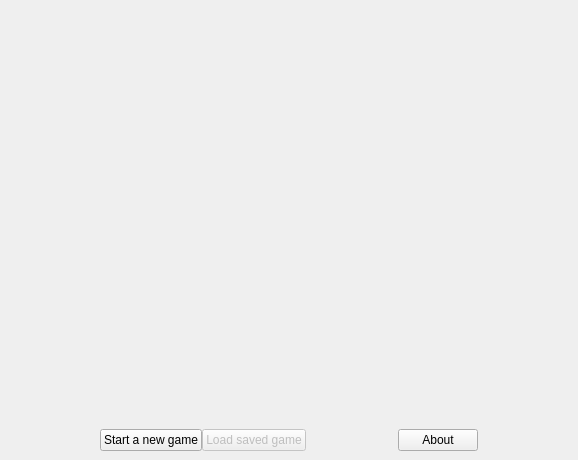
The window that welcome.ui (damdorsz/Chinczyk---LudoGame) describes before a commit, drawn with Qt 5.
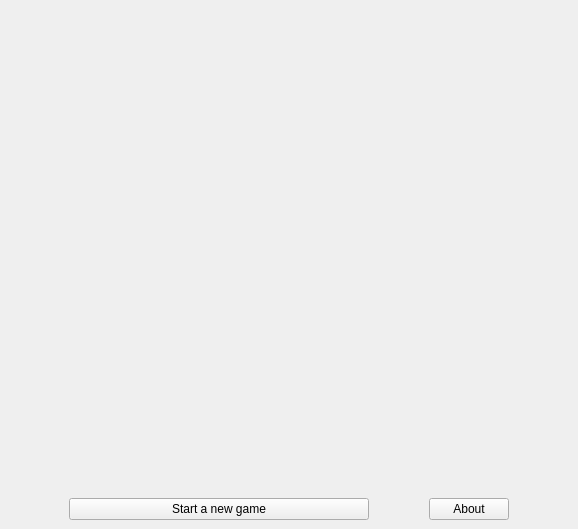
The same window after the commit.

The edit to the form file:
```diff
--- a/welcome.ui
+++ b/welcome.ui
@@ -7,7 +7,7 @@
     <x>0</x>
     <y>0</y>
     <width>578</width>
-    <height>334</height>
+    <height>529</height>
    </rect>
   </property>
   <property name="sizePolicy">
@@ -122,27 +122,17 @@
           <verstretch>0</verstretch>
          </sizepolicy>
         </property>
+        <property name="minimumSize">
+         <size>
+          <width>300</width>
+          <height>0</height>
+         </size>
+        </property>
         <property name="text">
          <string>Start a new game</string>
         </property>
        </widget>
       </item>
-      <item>
-       <widget class="QPushButton" name="loadButton">
-        <property name="enabled">
-         <bool>false</bool>
-        </property>
-        <property name="sizePolicy">
-         <sizepolicy hsizetype="Fixed" vsizetype="Minimum">
-          <horstretch>0</horstretch>
-          <verstretch>0</verstretch>
-         </sizepolicy>
-        </property>
-        <property name="text">
-         <string>Load saved game</string>
-        </property>
-       </widget>
-      </item>
       <item>
        <spacer name="horizontalSpacer_3">
         <property name="orientation">
```
